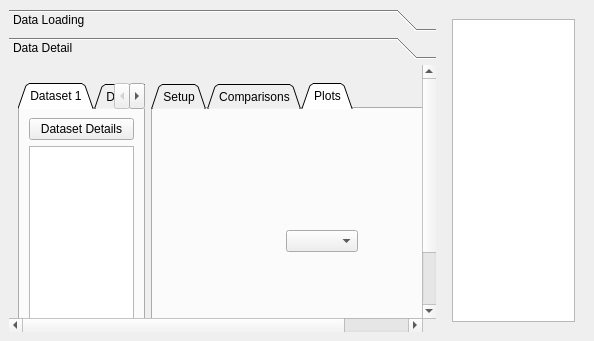
This is data_comparator/ui/data_comparator.ui in culight/data_comparator as Qt 5 draws it before an edit. The edited form follows.
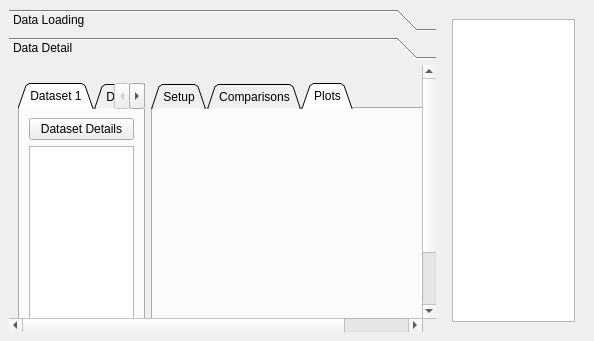
This is the edited form. The open tabs and pages were chosen to show the change.

Commit message: add profiling functionality

```diff
--- a/data_comparator/ui/data_comparator.ui
+++ b/data_comparator/ui/data_comparator.ui
@@ -575,9 +575,6 @@
               <layout class="QGridLayout" name="gridLayout_11">
                <item row="0" column="0">
                 <layout class="QVBoxLayout" name="verticalLayout">
-                 <item>
-                  <widget class="QComboBox" name="chartComboBox"/>
-                 </item>
                  <item>
                   <layout class="QGridLayout" name="plotsGridLayout">
                    <property name="leftMargin">
```
Left out of the diff: 4 changed lines with no effect on the pictures. The commit also changes 2 other files.
